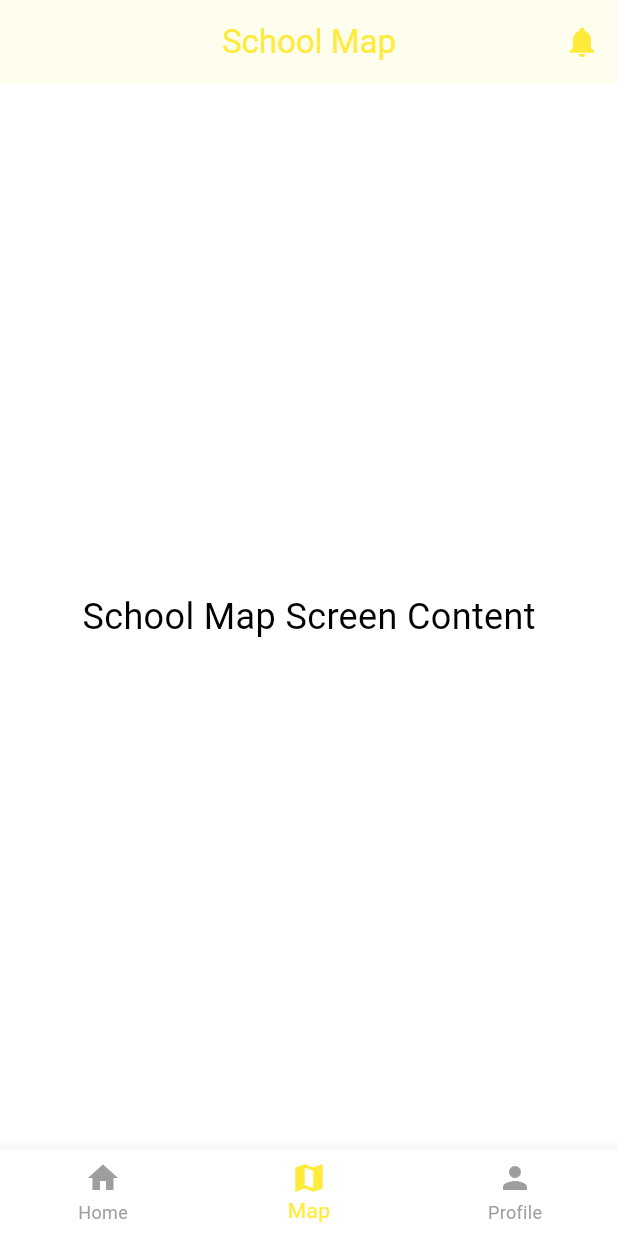
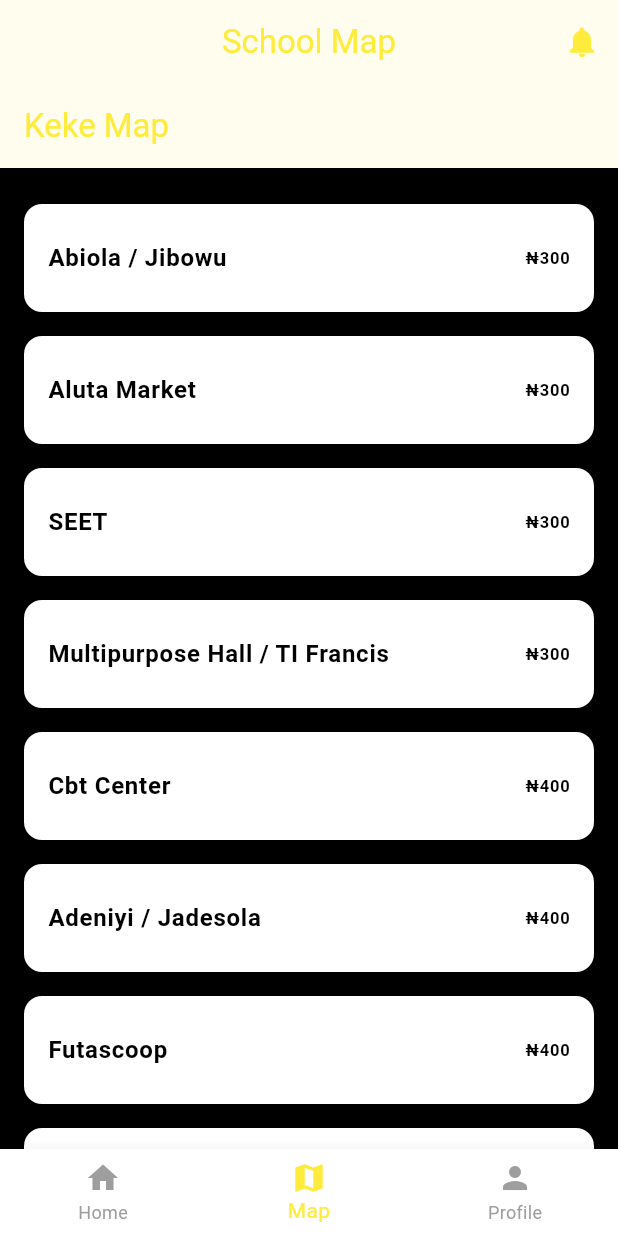
Before and after one commit to SamuelWorld20/Camp_Ride, a Flutter app: the screen it shows after launch, item 2 of the bottom bar chosen, on a phone screen of 412 x 824 dp. Run offline on Flutter 3.47's test engine with Material 3 defaults, Android fonts, the phone set to English and light mode, and no system bars; our stand-ins replace image_picker.

Commit message:
Added map screen

```diff
--- a/lib/bottom_nav_bar.dart
+++ b/lib/bottom_nav_bar.dart
@@ -2,7 +2,8 @@ import 'package:flutter/material.dart';
 import 'package:futaride/screens/home_screen.dart';
 // import 'package:your_app_name/school_map_screen.dart';
 import 'package:futaride/screens/notification_screen.dart';
-import 'package:futaride/screens/profile_screen.dart'; // Ensure ProfileScreen is imported
+import 'package:futaride/screens/profile_screen.dart';
+import'package:futaride/screens/map_screen.dart';// Ensure ProfileScreen is imported
 
 // Placeholder screens for other navigation bar items
 // Note: ProfileScreen and SettingsScreen are now proper widgets
@@ -10,20 +11,6 @@ import 'package:futaride/screens/profile_screen.dart'; // Ensure ProfileScreen i
 // Their internal Scaffold and AppBar should be removed if they had them,
 // similar to how KekeContactsListScreen was adjusted.
 // For this example, I'll make them return just a Center widget.
-
-class SchoolMapScreen extends StatelessWidget {
-  const SchoolMapScreen({super.key});
-
-  @override
-  Widget build(BuildContext context) {
-    return const Center(
-        child: Text(
-          'School Map Screen Content',
-          style: TextStyle(fontSize: 24),
-        ),
-      );
-  }
-}
 
 class HomeScreenWithNavBar extends StatefulWidget {
   const HomeScreenWithNavBar({super.key});
@@ -38,7 +25,7 @@ class _HomeScreenWithNavBarState extends State<HomeScreenWithNavBar> {
   // List of widgets (screens) to display in the body of the Scaffold
   final List<Widget> _pages = [
     const KekeContactsListScreen(), // Index 0: Keke contacts list
-    const SchoolMapScreen(),        // Index 1: The new map screen
+    const MapScreen(),        // Index 1: The new map screen
     const ProfileScreen(),          // Index 2: Profile Screen
 ];
 
--- /dev/null
+++ b/lib/screens/map_screen.dart
@@ -0,0 +1,152 @@
+import 'package:flutter/material.dart';
+
+class MapScreen extends StatefulWidget {
+  const MapScreen({super.key});
+
+  @override
+  State<MapScreen> createState() => _MapScreenState();
+}
+
+class _MapScreenState extends State<MapScreen> {
+  // A list of places with their details
+  final List<Map<String, dynamic>> places = [
+    {'name': 'Abiola / Jibowu', 'price': '₦300', 'image': 'https://placehold.co/600x400/000000/FFFFFF?text=Abiola'},
+    {'name': 'Aluta Market', 'price': '₦300', 'image': 'https://placehold.co/600x400/000000/FFFFFF?text=Aluta'},
+    {'name': 'SEET', 'price': '₦300', 'image': 'https://placehold.co/600x400/000000/FFFFFF?text=SEET'},
+    {'name': 'Multipurpose Hall / TI Francis', 'price': '₦300', 'image': 'https://placehold.co/600x400/000000/FFFFFF?text=Hall'},
+    {'name': 'Cbt Center', 'price': '₦400', 'image': 'https://placehold.co/600x400/000000/FFFFFF?text=Cbt'},
+    {'name': 'Adeniyi / Jadesola', 'price': '₦400', 'image': 'https://placehold.co/600x400/000000/FFFFFF?text=Adeniyi'},
+    {'name': 'Futascoop', 'price': '₦400', 'image': 'https://placehold.co/600x400/000000/FFFFFF?text=Futascoop'},
+    {'name': 'SAAT / SLS', 'price': '₦400', 'image': 'https://placehold.co/600x400/000000/FFFFFF?text=SAAT'},
+    {'name': 'SEET Workshop', 'price': '₦400', 'image': 'https://placehold.co/600x400/000000/FFFFFF?text=Workshop'},
+    {'name': 'SOC / 3in1 (SOC)', 'price': '₦400', 'image': 'https://placehold.co/600x400/000000/FFFFFF?text=SOC'},
+    {'name': 'Adamu Adamu (CESRA)', 'price': '₦400', 'image': 'https://placehold.co/600x400/000000/FFFFFF?text=Adamu'},
+    {'name': 'PG School / 2in1', 'price': '₦400', 'image': 'https://placehold.co/600x400/000000/FFFFFF?text=PG+School'},
+    {'name': 'Old Set / New Set', 'price': '₦400', 'image': 'https://placehold.co/600x400/000000/FFFFFF?text=Old+Set'},
+    {'name': 'Health Center / Bisi Balogun', 'price': '₦500', 'image': 'https://placehold.co/600x400/000000/FFFFFF?text=Health+Center'},
+    {'name': 'Academic Building', 'price': '₦500', 'image': 'https://placehold.co/600x400/000000/FFFFFF?text=Academic'},
+    {'name': 'New 2in1 (SAAT & SEET)', 'price': '₦500', 'image': 'https://placehold.co/600x400/000000/FFFFFF?text=New+2in1'},
+    {'name': 'PG Hostel / 3in1', 'price': '₦500', 'image': 'https://placehold.co/600x400/000000/FFFFFF?text=PG+Hostel'},
+    {'name': 'Awosika / Adeboye Hostel', 'price': '₦500', 'image': 'https://placehold.co/600x400/000000/FFFFFF?text=Awosika'},
+    {'name': '1k Cap / 5PS', 'price': '₦500', 'image': 'https://placehold.co/600x400/000000/FFFFFF?text=1k+Cap'},
+    {'name': 'New SEET / New SBMS', 'price': '₦500', 'image': 'https://placehold.co/600x400/000000/FFFFFF?text=New+SEET'},
+    {'name': 'West Gate', 'price': '₦500', 'image': 'https://placehold.co/600x400/000000/FFFFFF?text=West+Gate'},
+    {'name': 'VC Lodge / Scholars Lodge', 'price': '₦500', 'image': 'https://placehold.co/600x400/000000/FFFFFF?text=VC+Lodge'},
+    {'name': 'Staff Club', 'price': '₦500', 'image': 'https://placehold.co/600x400/000000/FFFFFF?text=Staff+Club'},
+    {'name': 'BisiBalogun Annex / Building Workshop', 'price': '₦600', 'image': 'https://placehold.co/600x400/000000/FFFFFF?text=BisiBalogun'},
+    {'name': 'Southgate', 'price': '₦700', 'image': 'https://placehold.co/600x400/000000/FFFFFF?text=Southgate'},
+  ];
+
+  void _showPlaceDetails(BuildContext context, Map<String, dynamic> place) {
+    showDialog(
+      context: context,
+      builder: (BuildContext context) {
+        return AlertDialog(
+          backgroundColor: Theme.of(context).colorScheme.surface,
+          shape: RoundedRectangleBorder(borderRadius: BorderRadius.circular(16.0)),
+          contentPadding: EdgeInsets.zero,
+          content: SingleChildScrollView(
+            child: Column(
+              mainAxisSize: MainAxisSize.min,
+              children: [
+                ClipRRect(
+                  borderRadius: const BorderRadius.vertical(top: Radius.circular(16.0)),
+                  child: Image.network(
+                    place['image'],
+                    height: 150,
+                    width: double.infinity,
+                    fit: BoxFit.cover,
+                    errorBuilder: (context, error, stackTrace) {
+                      return const SizedBox(
+                        height: 150,
+                        width: double.infinity,
+                        child: Icon(Icons.location_on, size: 50),
+                      );
+                    },
+                  ),
+                ),
+                Padding(
+                  padding: const EdgeInsets.all(24.0),
+                  child: Column(
+                    crossAxisAlignment: CrossAxisAlignment.start,
+                    children: [
+                      Text(
+                        place['name'],
+                        style: Theme.of(context).textTheme.titleLarge?.copyWith(
+                              fontWeight: FontWeight.bold,
+                              color: Theme.of(context).colorScheme.onSurface,
+                            ),
+                      ),
+                      const SizedBox(height: 8.0),
+                      Text(
+                        'Price: ${place['price']}',
+                        style: Theme.of(context).textTheme.titleMedium?.copyWith(
+                              color: Theme.of(context).colorScheme.onSurface,
+                            ),
+                      ),
+                      const SizedBox(height: 16.0),
+                      Align(
+                        alignment: Alignment.centerRight,
+                        child: TextButton(
+                          onPressed: () {
+                            Navigator.of(context).pop();
+                          },
+                          child: const Text('Close'),
+                        ),
+                      ),
+                    ],
+                  ),
+                ),
+              ],
+            ),
+          ),
+        );
+      },
+    );
+  }
+
+  @override
+  Widget build(BuildContext context) {
+    return Scaffold(
+      backgroundColor: Theme.of(context).colorScheme.background,
+      appBar: AppBar(
+        title: Text('Keke Map', style: TextStyle(color: Theme.of(context).appBarTheme.foregroundColor)),
+        backgroundColor: Theme.of(context).colorScheme.surface,
+        elevation: 4,
+      ),
+      body: ListView.builder(
+        padding: const EdgeInsets.all(16.0),
+        itemCount: places.length,
+        itemBuilder: (context, index) {
+          final place = places[index];
+          return Card(
+            color: Theme.of(context).colorScheme.surface,
+            margin: const EdgeInsets.symmetric(vertical: 8.0),
+            elevation: 4,
+            shape: RoundedRectangleBorder(
+              borderRadius: BorderRadius.circular(12.0),
+            ),
+            child: ListTile(
+              contentPadding: const EdgeInsets.symmetric(vertical: 8.0, horizontal: 16.0),
+              title: Text(
+                place['name'],
+                style: TextStyle(
+                  color: Theme.of(context).colorScheme.onSurface,
+                  fontWeight: FontWeight.w600,
+                ),
+              ),
+              trailing: Text(
+                place['price'],
+                style: TextStyle(
+                  color: Theme.of(context).colorScheme.onSurface,
+                  fontWeight: FontWeight.bold,
+                ),
+              ),
+              onTap: () => _showPlaceDetails(context, place),
+            ),
+          );
+        },
+      ),
+    );
+  }
+}
```
Also changed, not shown: lib/screens/auth_screen.dart (+60 -77 lines), lib/main.dart (line endings or trailing spaces), lib/screens/map_page.dart (added).
